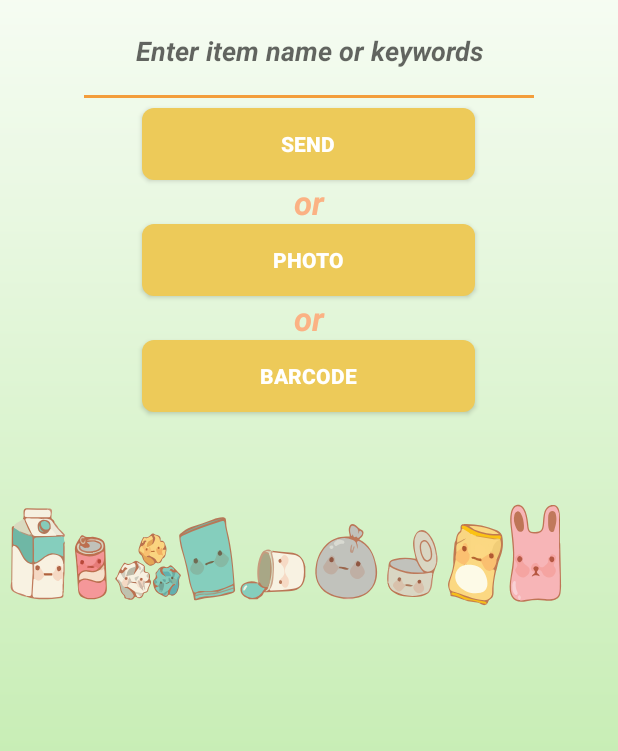
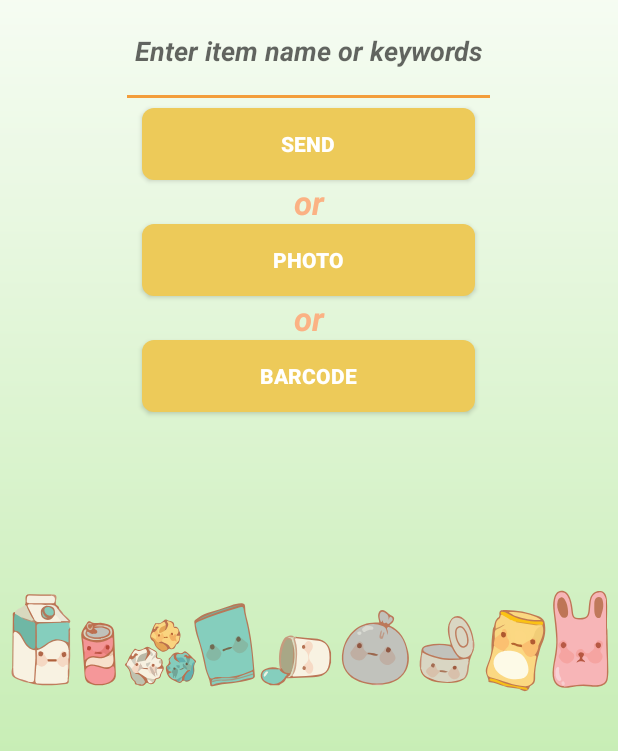
Before and after one commit to julytn/HappySort, an Android app: the screen it shows after launch (MainActivity), on a phone screen of 412 x 824 dp, the part 155-906 px from its top. Run offline under Robolectric (Android 15) with nearby library versions, the phone set to English and light mode, and no system bars; libraries missing offline, so code that uses them is left out: com.firebase.client, com.google.android.gms, com.google.api.client, com.google.api.services.

Commit message:
more front page formatting

```diff
--- a/app/src/main/java/com/example/zoe/happysort/MainActivity.java
+++ b/app/src/main/java/com/example/zoe/happysort/MainActivity.java
@@ -82,7 +82,6 @@ public class MainActivity extends AppCompatActivity {
     public static final int CAMERA_PERMISSIONS_REQUEST = 2;
     public static final int CAMERA_IMAGE_REQUEST = 3;
     private TextView mImageDetails;
-    private TextView mImageDetailsMain;
     private ImageView mMainImage;
 
 
@@ -123,7 +122,6 @@ public class MainActivity extends AppCompatActivity {
             }
         });
 
-        mImageDetailsMain = (TextView) findViewById(R.id.image_details);
     }
 
     public void startGalleryChooser() {
@@ -348,7 +346,6 @@ public class MainActivity extends AppCompatActivity {
     private void callCloudVision(final Bitmap bitmap) throws IOException {
 
         final Intent intent = new Intent(this, DisplayMessageActivity.class);
-        mImageDetailsMain.setText("Uploading image, please wait...");
         findViewById(R.id.loadingPanel).setVisibility(View.VISIBLE);
         // Do the real work in an async task, because we need to use the network anyway
         new AsyncTask<Object, Void, String>() {
@@ -446,7 +443,6 @@ public class MainActivity extends AppCompatActivity {
                 intent.putExtra(EXTRA_ITEMS_MESSAGE, rui_suggested_items.substring(1, rui_suggested_items.length() - 1));
                 startActivity(intent);
                 findViewById(R.id.loadingPanel).setVisibility(View.GONE);
-                mImageDetailsMain.setText("");
 
             }
         }.execute();
--- a/app/src/main/res/layout/activity_main.xml
+++ b/app/src/main/res/layout/activity_main.xml
@@ -23,7 +23,7 @@
         android:typeface="monospace" />
 
     <EditText android:id="@+id/edit_message"
-        android:layout_width="308dp"
+        android:layout_width="250dp"
         android:layout_height="75dp"
         android:hint="@string/edit_message"
         android:gravity="center"
@@ -109,23 +109,32 @@
 
 
     <TextView
-        android:layout_width="match_parent"
-        android:id="@+id/image_details"
+        android:layout_width="wrap_content"
         android:layout_height="wrap_content"
         android:text=""
-        android:gravity="center" />
+        android:id="@+id/textView3"
+        android:layout_gravity="center_horizontal" />
 
     <ProgressBar
         android:id="@+id/loadingPanel"
-        android:layout_width="34dp"
+        android:layout_width="44dp"
         android:layout_height="34dp"
         android:indeterminate="true"
+        android:layout_gravity="center_horizontal"
+        android:layout_weight="0.13" />
+
+    <TextView
+        android:layout_width="wrap_content"
+        android:layout_height="wrap_content"
+        android:text=""
+        android:id="@+id/textView4"
         android:layout_gravity="center_horizontal" />
 
     <ImageView
-        android:layout_width="380dp"
+        android:layout_width="wrap_content"
         android:layout_height="80dp"
         android:id="@+id/imageView"
-        android:background="@drawable/banner" />
+        android:background="@drawable/banner"
+        android:layout_gravity="bottom" />
 
 </LinearLayout>
```
Also changed, not shown: app/src/main/res/layout/activity_display_message.xml (+7 -5 lines).
